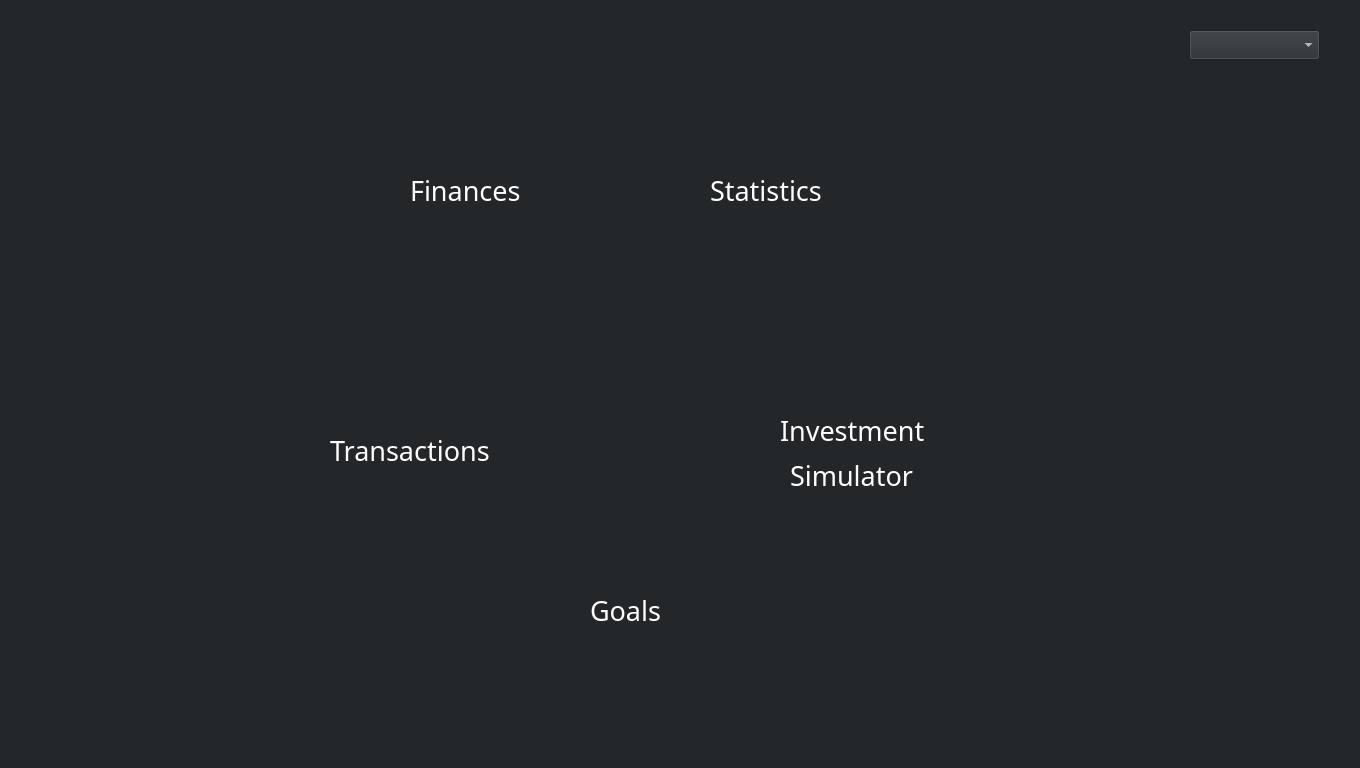
This is 3_Solution/CleverClient/dashboard.ui in georgecpp/CleverPocket as Qt 5 draws it before an edit. The edited form follows.
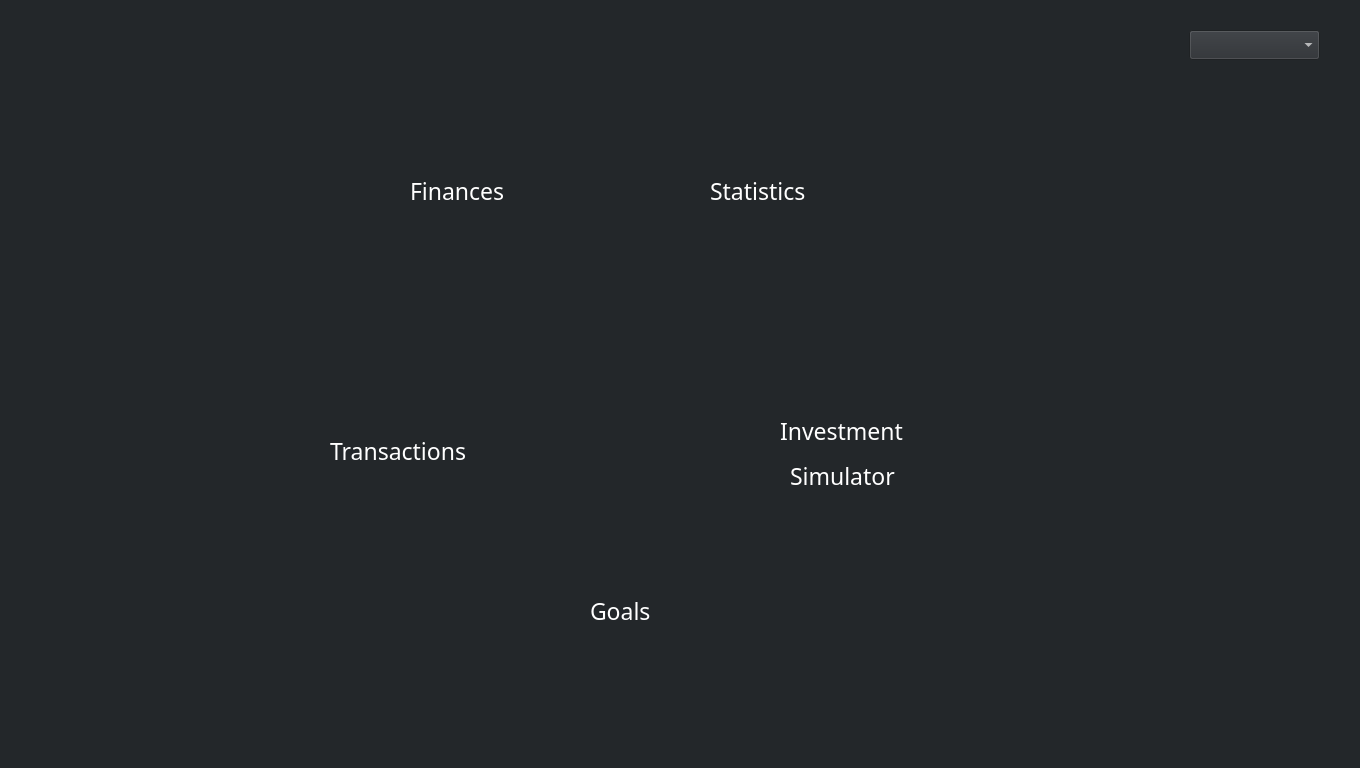
This is the edited form. Icons and pictures are not drawn. Custom widgets are drawn as their Qt base class.

What changed in the file:
```diff
--- a/3_Solution/CleverClient/dashboard.ui
+++ b/3_Solution/CleverClient/dashboard.ui
@@ -281,7 +281,7 @@
      <property name="font">
       <font>
        <family>Whitney</family>
-       <pointsize>20</pointsize>
+       <pointsize>17</pointsize>
       </font>
      </property>
      <property name="styleSheet">
@@ -304,7 +304,7 @@
      <property name="font">
       <font>
        <family>Whitney</family>
-       <pointsize>20</pointsize>
+       <pointsize>17</pointsize>
       </font>
      </property>
      <property name="styleSheet">
@@ -327,7 +327,7 @@
      <property name="font">
       <font>
        <family>Whitney</family>
-       <pointsize>20</pointsize>
+       <pointsize>17</pointsize>
       </font>
      </property>
      <property name="styleSheet">
@@ -350,7 +350,7 @@
      <property name="font">
       <font>
        <family>Whitney</family>
-       <pointsize>20</pointsize>
+       <pointsize>17</pointsize>
       </font>
      </property>
      <property name="styleSheet">
@@ -373,7 +373,7 @@
      <property name="font">
       <font>
        <family>Whitney</family>
-       <pointsize>20</pointsize>
+       <pointsize>17</pointsize>
       </font>
      </property>
      <property name="styleSheet">
@@ -396,7 +396,7 @@
      <property name="font">
       <font>
        <family>Whitney</family>
-       <pointsize>20</pointsize>
+       <pointsize>17</pointsize>
       </font>
      </property>
      <property name="styleSheet">
```
